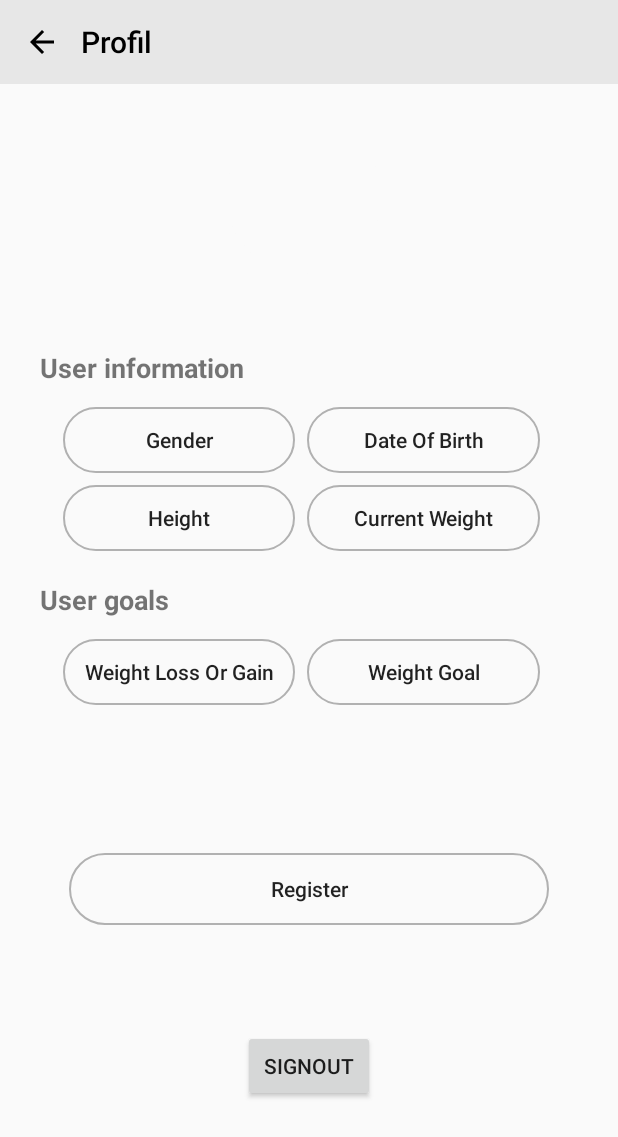
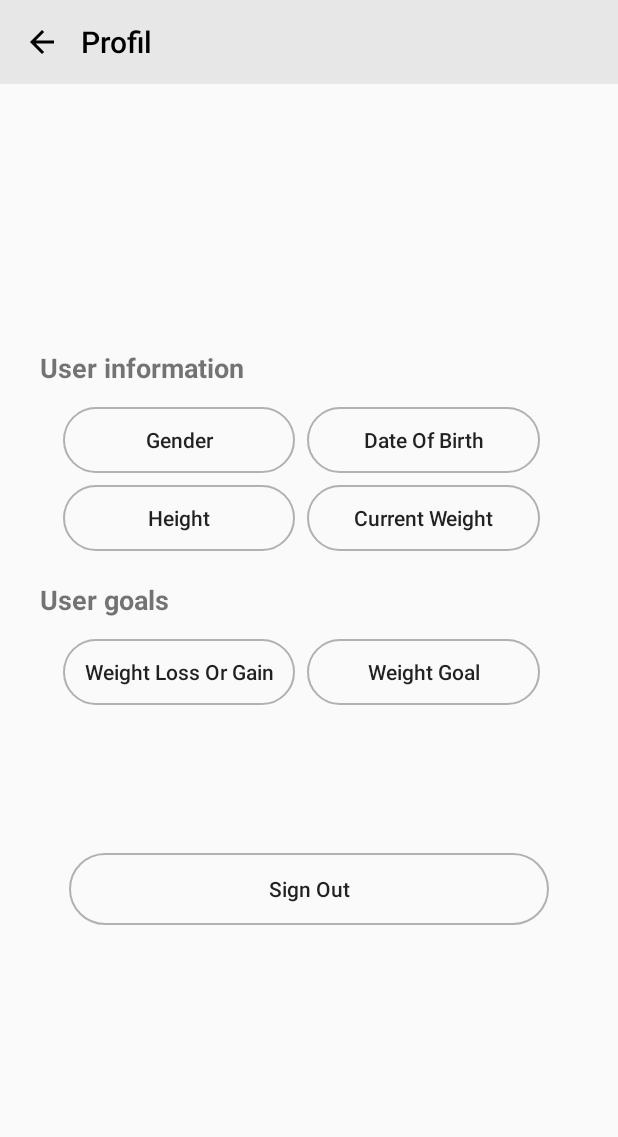
Before and after one commit to jpetanjek/FitApp, an Android app: the Profil screen opened directly, with no data from a screen before it, on a phone screen of 412 x 824 dp. Shown: the top 1137 px of the screen. Run offline under Robolectric (Android 15) with nearby library versions, the phone set to English and light mode, and no system bars.

```diff
--- a/FitApp/app/src/main/res/layout/activity_profile.xml
+++ b/FitApp/app/src/main/res/layout/activity_profile.xml
@@ -242,42 +242,15 @@
         android:orientation="horizontal">
 
         <Button
-            android:id="@+id/btnRegister"
+            android:id="@+id/btnSignout"
             android:layout_width="0dp"
             android:layout_height="wrap_content"
             android:layout_margin="4dp"
             android:layout_weight="1"
             android:background="@drawable/btn2_background"
 
-            android:text="Register"
+            android:text="Sign Out"
             android:textAllCaps="false" />
-    </LinearLayout>
-
-    <LinearLayout
-        android:id="@+id/linear5"
-        android:layout_width="match_parent"
-        android:layout_height="50dp"
-        android:layout_below="@+id/linear4"
-        android:layout_marginStart="42dp"
-
-        android:layout_marginTop="13dp"
-        android:layout_marginEnd="42dp"
-        android:layout_marginBottom="30dp"
-        android:gravity="center"
-        android:orientation="horizontal">
-
-        <Button
-            android:id="@+id/btnSignout"
-            android:layout_width="wrap_content"
-            android:layout_height="wrap_content"
-            android:layout_centerHorizontal="true"
-            android:text="@string/Signout"
-            app:layout_constraintBottom_toBottomOf="parent"
-            app:layout_constraintHorizontal_bias="0.492"
-            app:layout_constraintLeft_toLeftOf="parent"
-            app:layout_constraintRight_toRightOf="parent"
-            app:layout_constraintTop_toTopOf="parent"
-            app:layout_constraintVertical_bias="0.292" />
     </LinearLayout>
 
 
--- a/FitApp/database/src/main/java/com/example/database/KorisnikDAO.java
+++ b/FitApp/database/src/main/java/com/example/database/KorisnikDAO.java
@@ -20,5 +20,8 @@ public interface KorisnikDAO {
     public void brisanjeKorisnika();
 
     @Query("SELECT * FROM korisnik WHERE google_id=:googleId")
-    public Korisnik dohvatiKorisnika(String googleId);
+    public Korisnik dohvatiKorisnikaPoGoogleId(String googleId);
+
+    @Query("SELECT * FROM korisnik")
+    public Korisnik dohvatiKorisnika();
 }
```
Also changed, not shown: FitApp/app/src/main/java/com/example/fitapp/Profil.java (+281 -1 lines).
